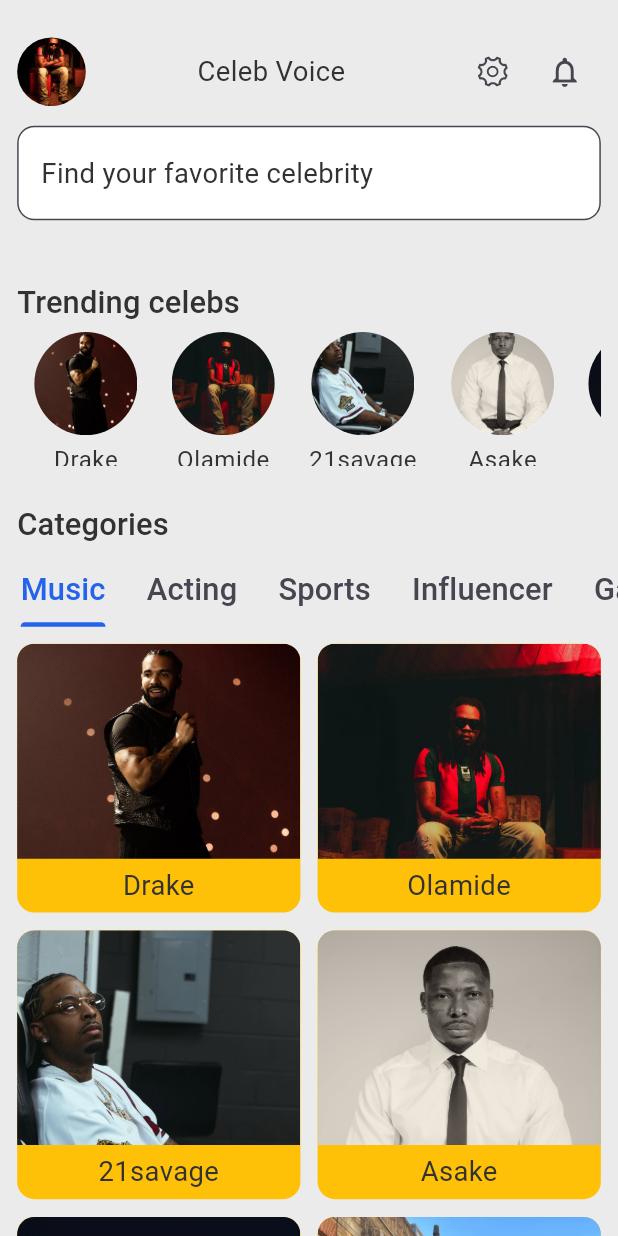
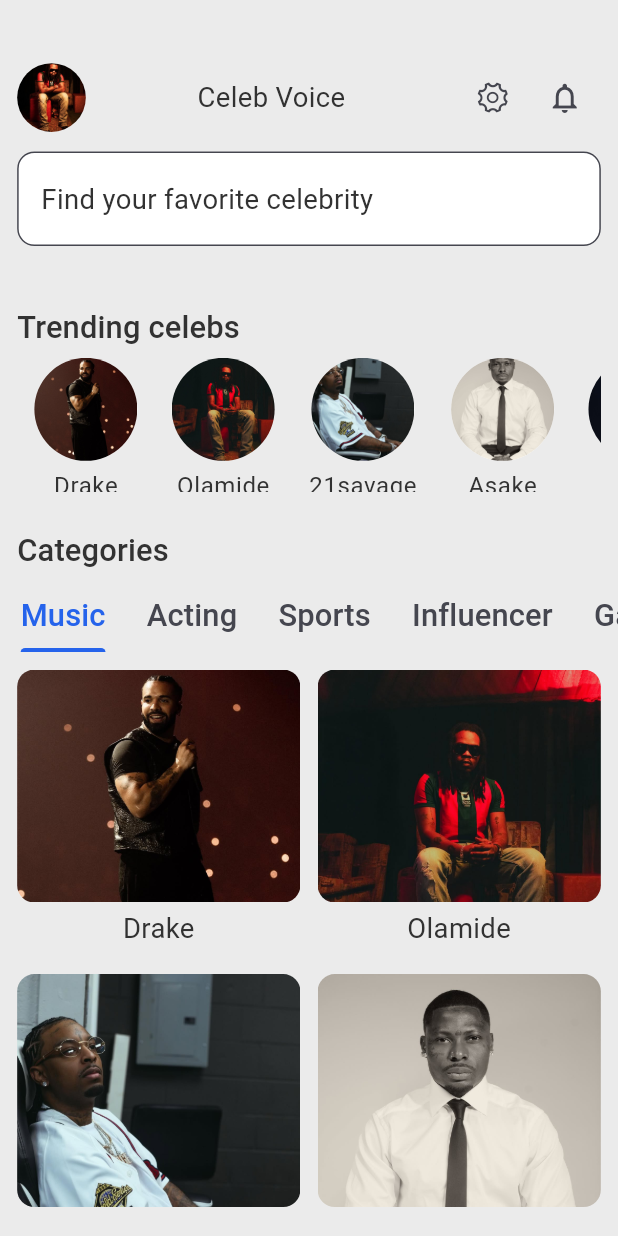
Before and after one commit to ayindequdus22/celeb-voice, a Flutter app: the screen it shows after launch, on a phone screen of 412 x 824 dp. Run offline on Flutter 3.47's test engine with Material 3 defaults, Android fonts, the phone set to English and light mode, and no system bars; our stand-ins replace flutter_otp_text_field, flutter_screenutil, get, google_fonts, shared_preferences.

Commit message:
feat: Changed the home list view

```diff
--- a/lib/main.dart
+++ b/lib/main.dart
@@ -1,3 +1,5 @@
+import 'package:celeb_voice/model/home_celebrity.dart';
+import 'package:celeb_voice/screens/celeb_page.dart';
 import 'package:celeb_voice/screens/home_screen.dart';
 import 'package:celeb_voice/screens/forgot_password.dart';
 import 'package:celeb_voice/screens/auth/login.dart';
@@ -45,6 +47,14 @@ class MyApp extends StatelessWidget {
                 return getPage(widget: VerifyOtpScreen());
               case "/auth/reset-password":
                 return getPage(widget: ResetPassword());
+
+
+
+              case "/home":
+              return getPage(widget: HomeScreen());
+              case "/celeb-page":
+               final args = e.arguments as HomeCelebrityModel;
+                return getPage(widget: CelebPage(celeb:args));
               default:
                 return getPage(widget: WelcomeScreen());
             }
--- a/lib/model/home_celebrity.dart
+++ b/lib/model/home_celebrity.dart
@@ -25,106 +25,4 @@ List<HomeCelebrityModel> celebModel = [
     image: "assets/images/celebrity/cench.jpg",
     name: "Central Cee",
   ),
-  HomeCelebrityModel(name: 'Drake', image: 'assets/images/celebrity/drake.jpg'),
-  HomeCelebrityModel(
-    name: "Olamide",
-    image: "assets/images/celebrity/olamide1.jpg",
-  ),
-  HomeCelebrityModel(
-    image: "assets/images/celebrity/savage.jpg",
-    name: "21savage",
-  ),
-  HomeCelebrityModel(image: "assets/images/celebrity/asake.jpg", name: "Asake"),
-  HomeCelebrityModel(
-    image: "assets/images/celebrity/wizkid.jpeg",
-    name: "Wizkid",
-  ),
-  HomeCelebrityModel(name: 'Dave', image: 'assets/images/celebrity/dave.jpg'),
-  HomeCelebrityModel(name: "Ruger", image: "assets/images/celebrity/ruger.jpg"),
-  HomeCelebrityModel(
-    image: "assets/images/celebrity/cench.jpg",
-    name: "Central Cee",
-  ),
-
-  HomeCelebrityModel(name: 'Drake', image: 'assets/images/celebrity/drake.jpg'),
-  HomeCelebrityModel(
-    name: "Olamide",
-    image: "assets/images/celebrity/olamide1.jpg",
-  ),
-  HomeCelebrityModel(
-    image: "assets/images/celebrity/savage.jpg",
-    name: "21savage",
-  ),
-  HomeCelebrityModel(image: "assets/images/celebrity/asake.jpg", name: "Asake"),
-  HomeCelebrityModel(
-    image: "assets/images/celebrity/wizkid.jpeg",
-    name: "Wizkid",
-  ),
-  HomeCelebrityModel(name: 'Dave', image: 'assets/images/celebrity/dave.jpg'),
-  HomeCelebrityModel(name: "Ruger", image: "assets/images/celebrity/ruger.jpg"),
-  HomeCelebrityModel(
-    image: "assets/images/celebrity/cench.jpg",
-    name: "Central Cee",
-  ),
-  HomeCelebrityModel(name: 'Drake', image: 'assets/images/celebrity/drake.jpg'),
-  HomeCelebrityModel(
-    name: "Olamide",
-    image: "assets/images/celebrity/olamide1.jpg",
-  ),
-  HomeCelebrityModel(
-    image: "assets/images/celebrity/savage.jpg",
-    name: "21savage",
-  ),
-  HomeCelebrityModel(image: "assets/images/celebrity/asake.jpg", name: "Asake"),
-  HomeCelebrityModel(
-    image: "assets/images/celebrity/wizkid.jpeg",
-    name: "Wizkid",
-  ),
-  HomeCelebrityModel(name: 'Dave', image: 'assets/images/celebrity/dave.jpg'),
-  HomeCelebrityModel(name: "Ruger", image: "assets/images/celebrity/ruger.jpg"),
-  HomeCelebrityModel(
-    image: "assets/images/celebrity/cench.jpg",
-    name: "Central Cee",
-  ),
-
-  HomeCelebrityModel(name: 'Drake', image: 'assets/images/celebrity/drake.jpg'),
-  HomeCelebrityModel(
-    name: "Olamide",
-    image: "assets/images/celebrity/olamide1.jpg",
-  ),
-  HomeCelebrityModel(
-    image: "assets/images/celebrity/savage.jpg",
-    name: "21savage",
-  ),
-  HomeCelebrityModel(image: "assets/images/celebrity/asake.jpg", name: "Asake"),
-  HomeCelebrityModel(
-    image: "assets/images/celebrity/wizkid.jpeg",
-    name: "Wizkid",
-  ),
-  HomeCelebrityModel(name: 'Dave', image: 'assets/images/celebrity/dave.jpg'),
-  HomeCelebrityModel(name: "Ruger", image: "assets/images/celebrity/ruger.jpg"),
-  HomeCelebrityModel(
-    image: "assets/images/celebrity/cench.jpg",
-    name: "Central Cee",
-  ),
-  HomeCelebrityModel(name: 'Drake', image: 'assets/images/celebrity/drake.jpg'),
-  HomeCelebrityModel(
-    name: "Olamide",
-    image: "assets/images/celebrity/olamide1.jpg",
-  ),
-  HomeCelebrityModel(
-    image: "assets/images/celebrity/savage.jpg",
-    name: "21savage",
-  ),
-  HomeCelebrityModel(image: "assets/images/celebrity/asake.jpg", name: "Asake"),
-  HomeCelebrityModel(
-    image: "assets/images/celebrity/wizkid.jpeg",
-    name: "Wizkid",
-  ),
-  HomeCelebrityModel(name: 'Dave', image: 'assets/images/celebrity/dave.jpg'),
-  HomeCelebrityModel(name: "Ruger", image: "assets/images/celebrity/ruger.jpg"),
-  HomeCelebrityModel(
-    image: "assets/images/celebrity/cench.jpg",
-    name: "Central Cee",
-  ),
 ];
--- /dev/null
+++ b/lib/screens/celeb_page.dart
@@ -0,0 +1,53 @@
+import 'package:celeb_voice/model/home_celebrity.dart';
+import 'package:flutter/cupertino.dart';
+import 'package:flutter/material.dart';
+import 'package:flutter_screenutil/flutter_screenutil.dart';
+import 'package:get/get.dart';
+
+class CelebPage extends StatelessWidget {
+  const CelebPage({super.key, required this.celeb});
+  final HomeCelebrityModel celeb;
+  @override
+  Widget build(BuildContext context) {
+    return SafeArea(
+      child: Scaffold(
+        body: Column(
+          children: [
+            Stack(
+              alignment: Alignment.center,
+              clipBehavior: Clip.none,
+              children: [
+                Hero(
+                  tag: celeb.image,
+                  child: Image(image: AssetImage(celeb.image)),
+                ),
+                Positioned(
+                  top: 4.h,
+                  left: 10.w,
+                  child: Row(
+                    mainAxisAlignment: MainAxisAlignment.start,
+                    crossAxisAlignment: CrossAxisAlignment.start,
+                    children: [
+                      IconButton(
+                        onPressed: () => Get.back(),
+                        icon: Container(
+                          height: 40.h,
+                          width: 40.w,
+                          decoration: BoxDecoration(
+                            color: context.theme.colorScheme.surface,
+                            shape: BoxShape.circle,
+                          ),
+                          child: Icon(CupertinoIcons.back),
+                        ),
+                      ),
+                    ],
+                  ),
+                ),
+              ],
+            ),
+          ],
+        ),
+      ),
+    );
+  }
+}
--- a/lib/screens/home_screen.dart
+++ b/lib/screens/home_screen.dart
@@ -1,7 +1,10 @@
 import 'package:celeb_voice/model/home_celebrity.dart';
+import 'package:celeb_voice/widgets/home/home_tab_bar_view.dart';
 import 'package:celeb_voice/widgets/home/sliver_header.dart';
+import 'package:celeb_voice/widgets/home/tabbar_delegate.dart';
 import 'package:flutter/material.dart';
 import 'package:flutter_screenutil/flutter_screenutil.dart';
+import 'package:get/get.dart';
 
 class HomeScreen extends StatefulWidget {
   const HomeScreen({super.key});
@@ -32,7 +35,8 @@ class _HomeScreenState extends State<HomeScreen>
     final FocusNode focusNode = FocusNode();
 
     return Scaffold(
-      body: SafeArea(
+      body: Padding(
+        padding: EdgeInsets.symmetric(vertical: 15.r),
         child: GestureDetector(
           onTap: () => focusNode.unfocus(),
           child: NestedScrollView(
@@ -56,32 +60,65 @@ class _HomeScreenState extends State<HomeScreen>
                         style: themeContext.textTheme.titleSmall,
                       ),
                       5.verticalSpace,
+
                       SizedBox(
                         height: 75.h,
                         child: ListView.builder(
                           scrollDirection: Axis.horizontal,
-                          itemCount: 10,
+                          itemCount: celebModel.length + 1, // +1 for "View All"
                           physics: const BouncingScrollPhysics(),
-                          itemBuilder: (context, index) => Container(
+                          itemBuilder: (context, index) {
+                            if (index == celebModel.length) {
+                              // Last item = View All
+                              return Container(
                                 margin: EdgeInsets.symmetric(horizontal: 10.r),
+                                alignment: Alignment.center,
+                                child: GestureDetector(
+                                  onTap: () {
+                                    // Navigate to all celebs page
+                                  },
+                                  child: Text(
+                                    "View All",
+                                    style: themeContext.textTheme.bodySmall
+                                        ?.copyWith(fontWeight: FontWeight.bold),
+                                  ),
+                                ),
+                              );
+                            }
+
+                            // Normal celeb item
+                            final celeb = celebModel[index];
+                            return Container(
+                              margin: EdgeInsets.symmetric(horizontal: 10.r),
+                              child: InkWell(
+                                onTap: () => Get.toNamed(
+                                  "/celeb-page",
+                                  arguments: celeb,
+                                ),
                                 child: Column(
                                   children: [
-                                CircleAvatar(
+                                    Hero(
+                                      tag: celeb.image,
+                                      child: CircleAvatar(
                                         radius: 30.r,
                                         backgroundImage: AssetImage(
-                                    celebModel[index].image,
+                                          celeb.image,
+                                        ),
                                       ),
                                     ),
                                     5.verticalSpace,
                                     Text(
-                                  celebModel[index].name,
+                                      celeb.name,
                                       style: themeContext.textTheme.bodySmall,
                                     ),
                                   ],
                                 ),
                               ),
+                            );
+                          },
                         ),
                       ),
+
                       20.verticalSpace,
                       Text(
                         "Categories",
@@ -96,7 +133,7 @@ class _HomeScreenState extends State<HomeScreen>
               /// TabBar (pinned below header)
               SliverPersistentHeader(
                 pinned: true,
-                delegate: _TabBarDelegate(
+                delegate: TabBarDelegate(
                   TabBar(
                     physics: const BouncingScrollPhysics(),
                     dividerColor: Colors.transparent,
@@ -118,107 +155,10 @@ class _HomeScreenState extends State<HomeScreen>
             ],
 
             /// TabBarView Content
-            body: TabBarView(
-              controller: _tabController,
-              children: [
-                /// Music Tab -> Grid
-                Expanded(
-                  child: GridView.builder(
-                    padding: EdgeInsets.all(10.r),
-                    itemCount: celebModel.length,
-                    gridDelegate: SliverGridDelegateWithFixedCrossAxisCount(
-                      crossAxisCount: 2,
-                      crossAxisSpacing: 10.w,
-                      mainAxisSpacing: 10.h,
-                      mainAxisExtent: 150.h,
-                      // childAspectRatio: 0.93,
-                    ),
-                    physics: const BouncingScrollPhysics(),
-                    itemBuilder: (context, index) {
-                      final celeb = celebModel[index];
-                      return Container(
-                        decoration: BoxDecoration(
-                          color: Colors.amber,
-                          // color: themeContext.colorScheme.surface,
-                          borderRadius: BorderRadius.circular(10.r),
-                        ),
-                        child: Column(
-                          crossAxisAlignment: CrossAxisAlignment.center,
-                          children: [
-                            ClipRRect(
-                              borderRadius: BorderRadius.only(
-                                topLeft: Radius.circular(10.r),
-                                topRight: Radius.circular(10.r),
-                              ),
-                              child: Image.asset(
-                                celeb.image,
-                                height: 120.h,
-                                width: double.infinity,
-                                fit: BoxFit.cover,
-                                alignment: Alignment.topCenter,
-                              ),
-                            ),
-                            ClipRRect(
-                              borderRadius: BorderRadius.only(
-                                bottomLeft: Radius.circular(10.r),
-                                bottomRight: Radius.circular(10.r),
-                              ),
-                              child: Container(
-                                height: 30.h,
-                                alignment: Alignment.center,
-
-                                padding: EdgeInsets.symmetric(horizontal: 6.w),
-                                child: Text(
-                                  celeb.name,
-                                  style: themeContext.textTheme.bodyMedium,
-                                  maxLines: 2,
-                                  overflow: TextOverflow.ellipsis,
-                                  textAlign: TextAlign.center,
-                                ),
-                              ),
-                            ),
-                          ],
-                        ),
-                      );
-                    },
-                  ),
-                ),
-
-                /// Other tabs (placeholders for now)
-                const Center(child: Text("Acting")),
-                const Center(child: Text("Sports")),
-                const Center(child: Text("Influencer")),
-                const Center(child: Text("Gaming")),
-                const Center(child: Text("Theatre")),
-                const Center(child: Text("Comedy")),
-                const Center(child: Text("Fashion")),
-              ],
-            ),
+            body: homeTabView(themeContext, _tabController),
           ),
         ),
       ),
     );
   }
 }
-
-/// TabBar Delegate for SliverPersistentHeader
-class _TabBarDelegate extends SliverPersistentHeaderDelegate {
-  final TabBar tabBar;
-  _TabBarDelegate(this.tabBar);
-
-  @override
-  double get minExtent => tabBar.preferredSize.height;
-  @override
-  double get maxExtent => tabBar.preferredSize.height;
-
-  @override
-  Widget build(context, shrinkOffset, overlapsContent) {
-    return Container(
-      color: Theme.of(context).scaffoldBackgroundColor,
-      child: tabBar,
-    );
-  }
-
-  @override
-  bool shouldRebuild(_TabBarDelegate oldDelegate) => false;
-}
--- a/lib/screens/welcome.dart
+++ b/lib/screens/welcome.dart
@@ -1,7 +1,6 @@
 import 'package:flutter/material.dart';
 import 'package:flutter_screenutil/flutter_screenutil.dart';
 import 'package:get/get.dart';
-import 'package:get/get_connect/http/src/utils/utils.dart';
 
 class WelcomeScreen extends StatelessWidget {
   const WelcomeScreen({super.key});
--- /dev/null
+++ b/lib/widgets/home/home_tab_bar_view.dart
@@ -0,0 +1,91 @@
+import 'package:celeb_voice/model/home_celebrity.dart';
+import 'package:flutter/material.dart';
+import 'package:flutter_screenutil/flutter_screenutil.dart';
+import 'package:get/get.dart';
+
+TabBarView homeTabView(ThemeData themeContext, TabController tabController) {
+  return TabBarView(
+    controller: tabController,
+    children: [
+      /// Music Tab -> Grid
+      GridView.builder(
+        padding: EdgeInsets.all(10.r),
+        itemCount: celebModel.length,
+        gridDelegate: SliverGridDelegateWithFixedCrossAxisCount(
+          crossAxisCount: 2,
+          crossAxisSpacing: 10.w,
+          mainAxisSpacing: 10.h,
+          mainAxisExtent: 160.h,
+          // childAspectRatio: 0.93,
+        ),
+        physics: const BouncingScrollPhysics(),
+        itemBuilder: (context, index) {
+          final celeb = celebModel[index];
+          return GestureDetector(
+            onTap: () => Get.toNamed(
+              "/celeb-page",
+              arguments: celeb,
+            ),
+            child: Container(
+              decoration: BoxDecoration(
+                // color: Colors.amber,
+                // color: themeContext.colorScheme.surface,
+                borderRadius: BorderRadius.circular(10.r),
+              ),
+              child: Column(
+                crossAxisAlignment: CrossAxisAlignment.center,
+                children: [
+                  ClipRRect(
+                    borderRadius: BorderRadius.circular(10.r),
+                    // only(
+                    //   topLeft: Radius.circular(10.r),
+                    //   topRight: Radius.circular(10.r),
+                    // ),
+                    child: Hero(
+                      tag: celeb.image,
+                      child: Image.asset(
+                        celeb.image,
+                        height: 130.h,
+                        width: double.infinity,
+                        fit: BoxFit.cover,
+                        alignment: Alignment.topCenter,
+                      ),
+                    ),
+                  ),
+                  ClipRRect(
+                    borderRadius: BorderRadius.only(
+                      bottomLeft: Radius.circular(10.r),
+                      bottomRight: Radius.circular(10.r),
+                    ),
+                    child: Container(
+                      height: 30.h,
+                      alignment: Alignment.center,
+
+                      padding: EdgeInsets.symmetric(horizontal: 6.w),
+                      child: Text(
+                        celeb.name,
+                        style: themeContext.textTheme.bodyMedium,
+                        maxLines: 2,
+                        overflow: TextOverflow.ellipsis,
+                        textAlign: TextAlign.center,
+                      ),
+                    ),
+                  ),
+                ],
+              ),
+            ),
+          );
+        },
+      ),
+
+      /// Other tabs (placeholders for now)
+      const Center(child: Text("Acting")),
+      const Center(child: Text("Sports")),
+      const Center(child: Text("Influencer")),
+      const Center(child: Text("Gaming")),
+      const Center(child: Text("Theatre")),
+      const Center(child: Text("Comedy")),
+      const Center(child: Text("Fashion")),
+    ],
+  );
+}
--- /dev/null
+++ b/lib/widgets/home/tabbar_delegate.dart
@@ -0,0 +1,22 @@
+import 'package:flutter/material.dart';
+
+class TabBarDelegate extends SliverPersistentHeaderDelegate {
+  final TabBar tabBar;
+  TabBarDelegate(this.tabBar);
+
+  @override
+  double get minExtent => tabBar.preferredSize.height;
+  @override
+  double get maxExtent => tabBar.preferredSize.height;
+
+  @override
+  Widget build(context, shrinkOffset, overlapsContent) {
+    return Container(
+      color: Theme.of(context).scaffoldBackgroundColor,
+      child: tabBar,
+    );
+  }
+
+  @override
+  bool shouldRebuild(TabBarDelegate oldDelegate) => false;
+}
```
Lines whose indentation alone changed are shown as unchanged.
